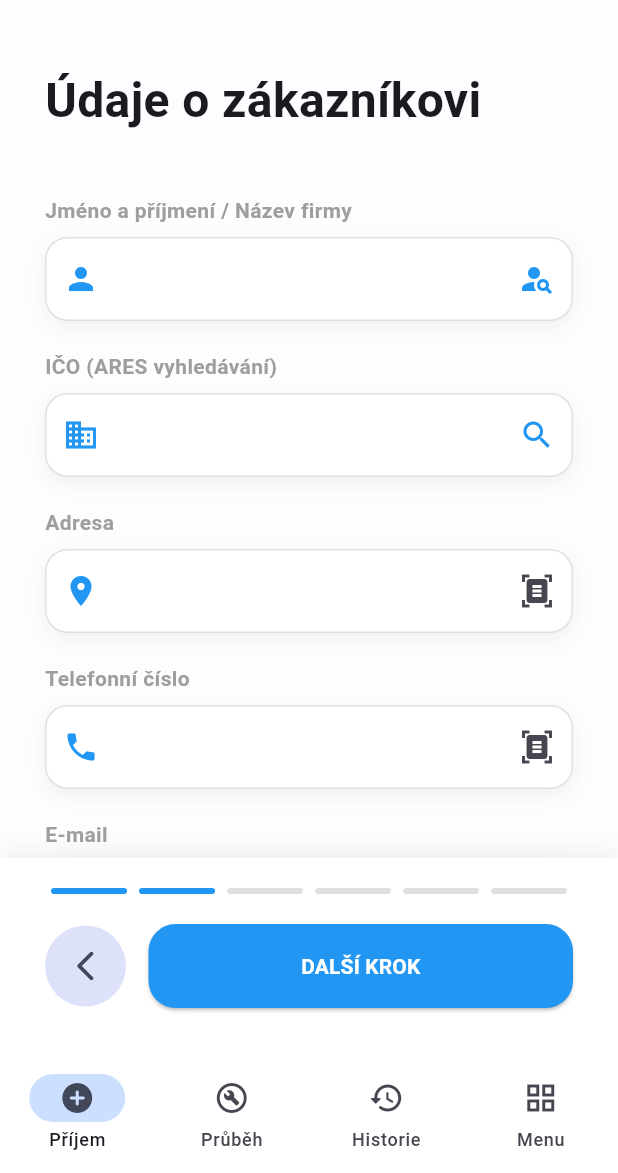
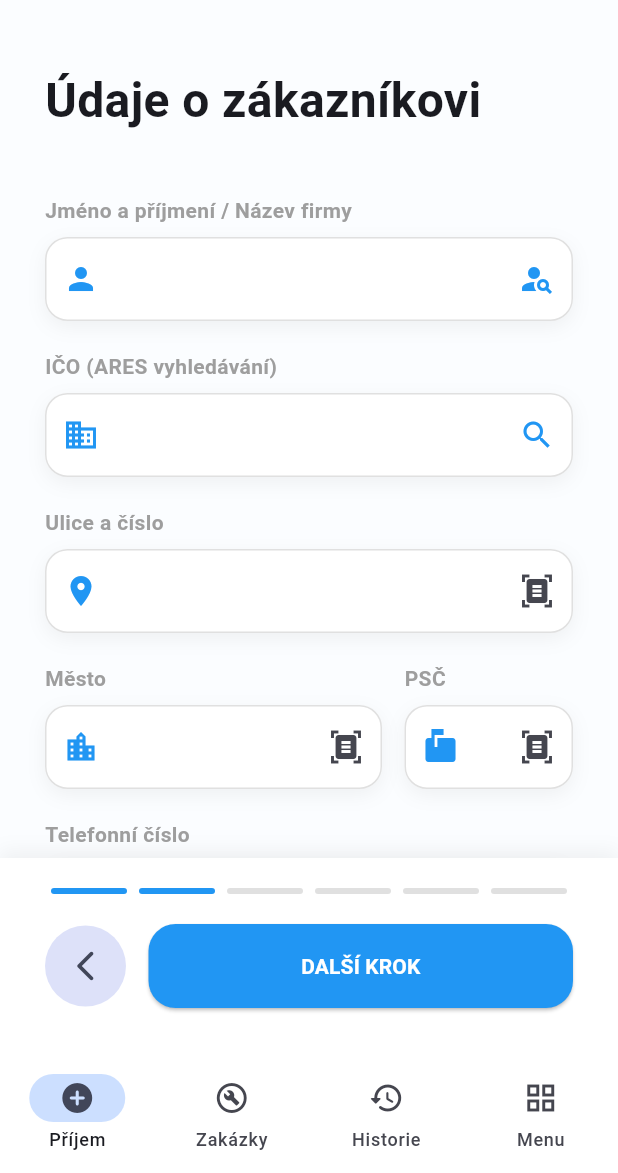
Before and after one commit to JanSvihalek/VisTo, a Flutter app: the screen it shows once a user with an empty profile is signed in, swiped to page 2, on a phone screen of 412 x 824 dp, the part 63-1236 px from its top. Run offline on Flutter 3.47's test engine with Material 3 defaults, Android fonts, the phone set to English and light mode, and no system bars; our stand-ins replace cloud_firestore, firebase_auth, firebase_core, firebase_storage, image_picker, pdf and 2 more; missing offline and left inert: dart:html, google_mlkit_text_recognition; accounts and stored records are empty.

Commit message:
verze 2.8.5

```diff
--- a/lib/zalozky/main_screen.dart
+++ b/lib/zalozky/main_screen.dart
@@ -87,7 +87,7 @@ class _MainScreenState extends State<MainScreen> {
           NavigationDestination(
             icon: Icon(Icons.build_circle_outlined),
             selectedIcon: Icon(Icons.build_circle),
-            label: 'Průběh',
+            label: 'Zakázky',
           ),
           NavigationDestination(
             icon: Icon(Icons.history_rounded),
--- a/lib/zalozky/prijem_vozidla.dart
+++ b/lib/zalozky/prijem_vozidla.dart
@@ -3,7 +3,7 @@ import 'package:flutter/foundation.dart';
 import 'package:image_picker/image_picker.dart';
 import 'package:google_mlkit_text_recognition/google_mlkit_text_recognition.dart';
 import 'dart:io';
-import 'dart:typed_data'; // <--- PŘIDANÝ CHYBĚJÍCÍ IMPORT PRO PDF
+import 'dart:typed_data';
 import 'package:http/http.dart' as http;
 import 'dart:convert';
 import 'package:signature/signature.dart';
@@ -34,7 +34,11 @@ class _MainWizardPageState extends State<MainWizardPage> {
 
   final _jmenoController = TextEditingController();
   final _icoController = TextEditingController();
-  final _adresaController = TextEditingController();
+  // --- ROZDĚLENÁ ADRESA ---
+  final _uliceController = TextEditingController();
+  final _mestoController = TextEditingController();
+  final _pscController = TextEditingController();
+
   final _telefonController = TextEditingController();
   final _emailZController = TextEditingController();
 
@@ -283,7 +287,12 @@ class _MainWizardPageState extends State<MainWizardPage> {
           _vybranyZakaznikId = z['id_zakaznika']?.toString();
           _jmenoController.text = z['jmeno']?.toString() ?? '';
           _icoController.text = z['ico']?.toString() ?? '';
-          _adresaController.text = z['adresa']?.toString() ?? '';
+
+          // Načtení rozdělené adresy
+          _uliceController.text = z['ulice']?.toString() ?? (z['adresa']?.toString() ?? '');
+          _mestoController.text = z['mesto']?.toString() ?? '';
+          _pscController.text = z['psc']?.toString() ?? '';
+
           _telefonController.text = z['telefon']?.toString() ?? '';
           _emailZController.text = z['email']?.toString() ?? '';
         });
@@ -350,6 +359,9 @@ class _MainWizardPageState extends State<MainWizardPage> {
     _tachometrController.dispose();
     _poskozeniController.dispose();
     _signatureController.dispose();
+    _uliceController.dispose();
+    _mestoController.dispose();
+    _pscController.dispose();
     for (var c in _pozadavkyControllers) { c.dispose(); }
     super.dispose();
   }
@@ -376,9 +388,26 @@ class _MainWizardPageState extends State<MainWizardPage> {
         final data = json.decode(utf8.decode(response.bodyBytes));
         setState(() {
           _jmenoController.text = data['obchodniJmeno'] ?? '';
+
           final sidlo = data['sidlo'] ?? {};
-          final ulice = sidlo['textovaAdresa'] ?? '';
-          _adresaController.text = ulice;
+
+          // ARES strukturovaná data
+          final ulice = sidlo['nazevUlice'] ?? sidlo['nazevObce'] ?? '';
+          final cp = sidlo['cisloDomovni'] != null ? ' ${sidlo['cisloDomovni']}' : '';
+          final co = sidlo['cisloOrientacni'] != null ? '/${sidlo['cisloOrientacni']}' : '';
+          final obec = sidlo['nazevObce'] ?? '';
+          final psc = (sidlo['psc'] != null) ? sidlo['psc'].toString() : '';
+
+          // Pokud náhodou struktura chybí a je tam jen textová adresa (záchrana)
+          if (ulice.isEmpty && sidlo['textovaAdresa'] != null) {
+            _uliceController.text = sidlo['textovaAdresa'];
+            _mestoController.clear();
+            _pscController.clear();
+          } else {
+            _uliceController.text = '$ulice$cp$co'.trim();
+            _mestoController.text = obec;
+            _pscController.text = psc;
+          }
         });
         ScaffoldMessenger.of(context).showSnackBar(
           const SnackBar(
@@ -417,7 +446,11 @@ class _MainWizardPageState extends State<MainWizardPage> {
             _vybranyZakaznikId = zakaznik['id_zakaznika'];
             _jmenoController.text = zakaznik['jmeno'] ?? '';
             _icoController.text = zakaznik['ico'] ?? '';
-            _adresaController.text = zakaznik['adresa'] ?? '';
+
+            _uliceController.text = zakaznik['ulice']?.toString() ?? (zakaznik['adresa']?.toString() ?? '');
+            _mestoController.text = zakaznik['mesto']?.toString() ?? '';
+            _pscController.text = zakaznik['psc']?.toString() ?? '';
+
             _telefonController.text = zakaznik['telefon'] ?? '';
             _emailZController.text = zakaznik['email'] ?? '';
           });
@@ -557,6 +590,13 @@ class _MainWizardPageState extends State<MainWizardPage> {
     if (stav['poskozeni'] is List) { poskozeniPdfText = (stav['poskozeni'] as List).join(', '); }
     else if (stav['poskozeni'] != null) { poskozeniPdfText = stav['poskozeni'].toString(); }
 
+    // Sestavení adresy pro PDF z rozdělených políček
+    String ulice = zakaznik['ulice']?.toString() ?? '';
+    String mesto = zakaznik['mesto']?.toString() ?? '';
+    String psc = zakaznik['psc']?.toString() ?? '';
+    String finalniAdresa = '$ulice, $psc $mesto'.trim();
+    if (finalniAdresa == ',') finalniAdresa = '-'; // Záchrana pokud je vše prázdné
+
     pdf.addPage(
       pw.MultiPage(
         pageFormat: PdfPageFormat.a4, margin: const pw.EdgeInsets.all(40),
@@ -573,7 +613,7 @@ class _MainWizardPageState extends State<MainWizardPage> {
             pw.Container(padding: const pw.EdgeInsets.all(10), decoration: pw.BoxDecoration(color: PdfColors.blue50, borderRadius: pw.BorderRadius.circular(8)), child: pw.Column(crossAxisAlignment: pw.CrossAxisAlignment.start, children: [
                   pw.Text('Údaje o zákazníkovi', style: pw.TextStyle(font: fontBold, fontSize: 12, color: PdfColors.blue800)), pw.SizedBox(height: 5),
                   _buildCompactRowPdf('Jméno / Firma:', zakaznik['jmeno']?.toString() ?? '-', 'IČO:', zakaznik['ico']?.toString() ?? '-', fontRegular, fontBold),
-                  _buildCompactRowPdf('Adresa:', zakaznik['adresa']?.toString() ?? '-', 'Telefon:', zakaznik['telefon']?.toString() ?? '-', fontRegular, fontBold),
+                  _buildCompactRowPdf('Adresa:', finalniAdresa, 'Telefon:', zakaznik['telefon']?.toString() ?? '-', fontRegular, fontBold),
                   _buildCompactRowPdf('E-mail:', zakaznik['email']?.toString() ?? '-', '', '', fontRegular, fontBold),
                 ])),
             pw.SizedBox(height: 15),
@@ -671,6 +711,13 @@ class _MainWizardPageState extends State<MainWizardPage> {
 
     String zakaznikId =
         _vybranyZakaznikId ?? 'ZAK_${DateTime.now().millisecondsSinceEpoch}';
+
+    // Sloučení adresy pro starší formáty
+    String ulice = _uliceController.text.trim();
+    String mesto = _mestoController.text.trim();
+    String psc = _pscController.text.trim();
+    String kombinovanaAdresa = '$ulice, $psc $mesto'.trim().replaceAll(RegExp(r'^, |,$'), '');
+
     if (_jmenoController.text.trim().isNotEmpty) {
       await FirebaseFirestore.instance
           .collection('zakaznici')
@@ -680,7 +727,10 @@ class _MainWizardPageState extends State<MainWizardPage> {
             'id_zakaznika': zakaznikId,
             'jmeno': _jmenoController.text.trim(),
             'ico': _icoController.text.trim(),
-            'adresa': _adresaController.text.trim(),
+            'ulice': ulice,
+            'mesto': mesto,
+            'psc': psc,
+            'adresa': kombinovanaAdresa, // Uloženo i kombinovaně kvůli zpětné kompatibilitě
             'telefon': _telefonController.text.trim(),
             'email': _emailZController.text.trim(),
             'posledni_navsteva': FieldValue.serverTimestamp(),
@@ -728,7 +778,10 @@ class _MainWizardPageState extends State<MainWizardPage> {
         'id_zakaznika': zakaznikId,
         'jmeno': _jmenoController.text.trim(),
         'ico': _icoController.text.trim(),
-        'adresa': _adresaController.text.trim(),
+        'ulice': ulice,
+        'mesto': mesto,
+        'psc': psc,
+        'adresa': kombinovanaAdresa,
         'telefon': _telefonController.text.trim(),
         'email': _emailZController.text.trim(),
       },
@@ -800,7 +853,9 @@ class _MainWizardPageState extends State<MainWizardPage> {
   void _resetForm() {
     _jmenoController.clear();
     _icoController.clear();
-    _adresaController.clear();
+    _uliceController.clear();
+    _mestoController.clear();
+    _pscController.clear();
     _telefonController.clear();
     _emailZController.clear();
     _vybranyZakaznikId = null;
@@ -1267,8 +1322,26 @@ class _MainWizardPageState extends State<MainWizardPage> {
             ),
           ],
         ),
+
+        // --- NOVÉ: Rozdělená adresa ---
         const SizedBox(height: 20),
-        _buildInput('Adresa', Icons.location_on, _adresaController, isDark),
+        _buildInput('Ulice a číslo', Icons.location_on, _uliceController, isDark),
+        const SizedBox(height: 20),
+        Row(
+          children: [
+            Expanded(
+              flex: 2,
+              child: _buildInput('Město', Icons.location_city, _mestoController, isDark),
+            ),
+            const SizedBox(width: 15),
+            Expanded(
+              flex: 1,
+              child: _buildInput('PSČ', Icons.markunread_mailbox, _pscController, isDark, numbersOnly: true),
+            ),
+          ],
+        ),
+        // ------------------------------
+
         const SizedBox(height: 20),
         _buildInput(
           'Telefonní číslo',
@@ -1841,6 +1914,9 @@ class _MainWizardPageState extends State<MainWizardPage> {
               children: [
                 Text('Zákazník: ${_jmenoController.text.isEmpty ? 'Neuvedeno' : _jmenoController.text}', style: const TextStyle(fontWeight: FontWeight.bold, fontSize: 16)),
                 const SizedBox(height: 5),
+                // --- Zobrazení rozdělené adresy v shrnutí ---
+                Text('Adresa: ${_uliceController.text.isNotEmpty ? "${_uliceController.text}, " : ""}${_pscController.text} ${_mestoController.text}', style: const TextStyle(fontSize: 14, color: Colors.grey)),
+                const SizedBox(height: 10),
                 Text('Vozidlo: ${_spzController.text.toUpperCase()} ${_znackaController.text}', style: const TextStyle(fontSize: 16)),
 
                 if (validniPozadavky.isNotEmpty) ...[
@@ -1866,7 +1942,6 @@ class _MainWizardPageState extends State<MainWizardPage> {
           ),
           const SizedBox(height: 30),
 
-          // --- PŘESUNUTO A VYLEPŠENO: Zaškrtávátko pro e-mail na posledním kroku ---
           Container(
             decoration: BoxDecoration(
               color: isDark ? const Color(0xFF1E1E1E) : Colors.blue.withOpacity(0.05),
@@ -1895,7 +1970,6 @@ class _MainWizardPageState extends State<MainWizardPage> {
             ),
           ),
           const SizedBox(height: 30),
-          // ------------------------------------------------------
 
           const Text(
             'Zákazník svým podpisem stvrzuje správnost výše uvedených údajů a souhlasí se stavem vozidla při převzetí do servisu.',
--- a/lib/zalozky/prubeh.dart
+++ b/lib/zalozky/prubeh.dart
@@ -45,7 +45,7 @@ class _ServiceProgressPageState extends State<ServiceProgressPage> {
             crossAxisAlignment: CrossAxisAlignment.start,
             children: [
               const Text(
-                'Průběh servisu',
+                'Zakázky',
                 style: TextStyle(fontSize: 32, fontWeight: FontWeight.bold),
               ),
               const SizedBox(height: 10),
```
Also changed, not shown: 1 other file.
